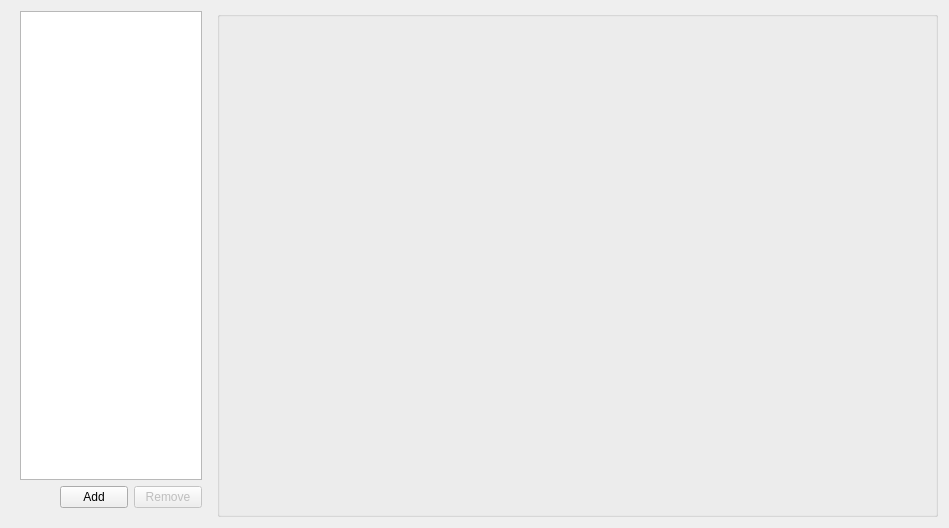
Before: the Qt Designer form kcm/kcm.ui in KDE/kdeconnect-kde, drawn with Qt 5.
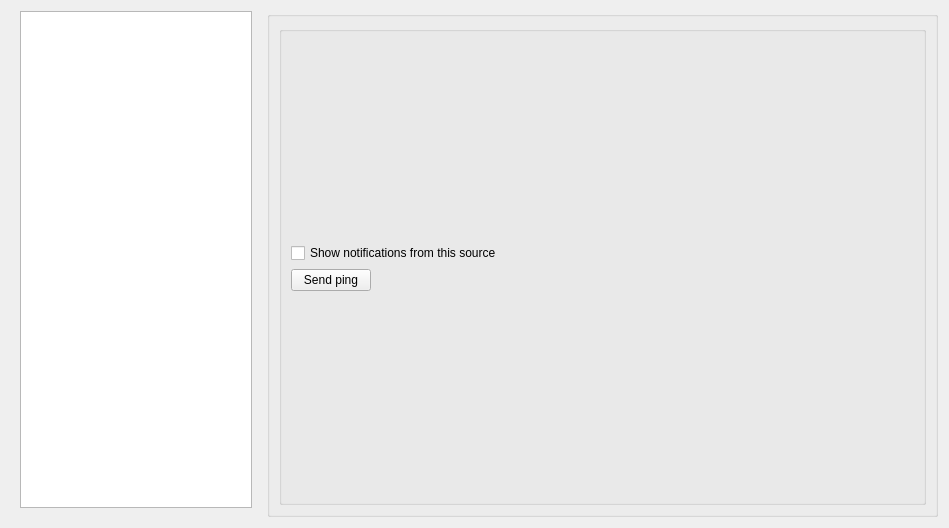
After: the same form once the commit is applied. Icons and pictures are not drawn.

Commit message: Yet another refactor, mostly moving code from from daemon class to device class Device now has a public dbus interface Removed wizard from kcm: now the main list shows all the devices and you can pair/unpair using a checkbox Both Kde and Android now use unique device ids

Patch:
```diff
--- a/kcm/kcm.ui
+++ b/kcm/kcm.ui
@@ -30,7 +30,7 @@
      </property>
      <property name="maximumSize">
       <size>
-       <width>200</width>
+       <width>250</width>
        <height>16777215</height>
       </size>
      </property>
@@ -41,58 +41,11 @@
       <item>
        <widget class="QListView" name="deviceList"/>
       </item>
-      <item>
-       <layout class="QHBoxLayout" name="horizontalLayout">
-        <item>
-         <spacer name="horizontalSpacer">
-          <property name="orientation">
-           <enum>Qt::Horizontal</enum>
-          </property>
-          <property name="sizeType">
-           <enum>QSizePolicy::MinimumExpanding</enum>
-          </property>
-          <property name="sizeHint" stdset="0">
-           <size>
-            <width>40</width>
-            <height>20</height>
-           </size>
-          </property>
-         </spacer>
-        </item>
-        <item>
-         <widget class="QPushButton" name="addButton">
-          <property name="text">
-            <string>Add</string>
-          </property>
-          <property name="icon">
-           <iconset theme="list-add">
-            <normaloff/>
-           </iconset>
-          </property>
-         </widget>
-        </item>
-        <item>
-         <widget class="QPushButton" name="removeButton">
-          <property name="enabled">
-           <bool>false</bool>
-          </property>
-          <property name="text">
-           <string>Remove</string>
-          </property>
-          <property name="icon">
-           <iconset theme="list-remove">
-            <normaloff/>
-           </iconset>
-          </property>
-         </widget>
-        </item>
-       </layout>
-      </item>
      </layout>
     </widget>
    </item>
    <item>
-    <widget class="QGroupBox" name="deviceInfo">
+    <widget class="QGroupBox" name="deviceInfoBorder">
      <property name="sizePolicy">
       <sizepolicy hsizetype="Expanding" vsizetype="Preferred">
        <horstretch>0</horstretch>
@@ -102,6 +55,78 @@
      <property name="title">
       <string/>
      </property>
+     <property name="flat">
+      <bool>false</bool>
+     </property>
+     <property name="checkable">
+      <bool>false</bool>
+     </property>
+     <layout class="QVBoxLayout" name="verticalLayout_2">
+      <item>
+       <widget class="QGroupBox" name="deviceInfo">
+        <property name="title">
+         <string/>
+        </property>
+        <property name="flat">
+         <bool>true</bool>
+        </property>
+        <layout class="QVBoxLayout" name="verticalLayout_3">
+         <item>
+          <spacer name="verticalSpacer_2">
+           <property name="orientation">
+            <enum>Qt::Vertical</enum>
+           </property>
+           <property name="sizeHint" stdset="0">
+            <size>
+             <width>20</width>
+             <height>215</height>
+            </size>
+           </property>
+          </spacer>
+         </item>
+         <item>
+          <widget class="QCheckBox" name="trust_checkbox">
+           <property name="sizePolicy">
+            <sizepolicy hsizetype="Maximum" vsizetype="Fixed">
+             <horstretch>0</horstretch>
+             <verstretch>0</verstretch>
+            </sizepolicy>
+           </property>
+           <property name="text">
+            <string>Show notifications from this source</string>
+           </property>
+          </widget>
+         </item>
+         <item>
+          <widget class="QPushButton" name="ping_button">
+           <property name="sizePolicy">
+            <sizepolicy hsizetype="Maximum" vsizetype="Fixed">
+             <horstretch>0</horstretch>
+             <verstretch>0</verstretch>
+            </sizepolicy>
+           </property>
+           <property name="text">
+            <string>Send ping</string>
+           </property>
+          </widget>
+         </item>
+         <item>
+          <spacer name="verticalSpacer">
+           <property name="orientation">
+            <enum>Qt::Vertical</enum>
+           </property>
+           <property name="sizeHint" stdset="0">
+            <size>
+             <width>20</width>
+             <height>215</height>
+            </size>
+           </property>
+          </spacer>
+         </item>
+        </layout>
+       </widget>
+      </item>
+     </layout>
     </widget>
    </item>
   </layout>
```
The commit also changes 30 other files.
